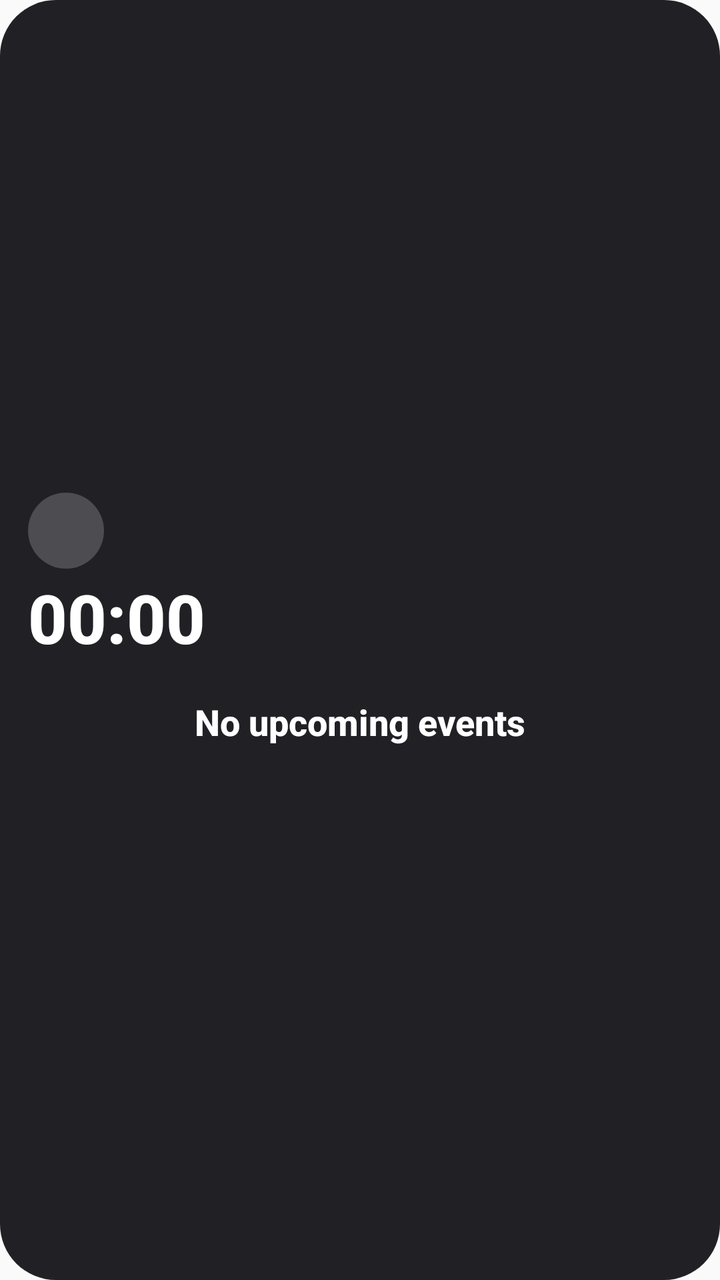
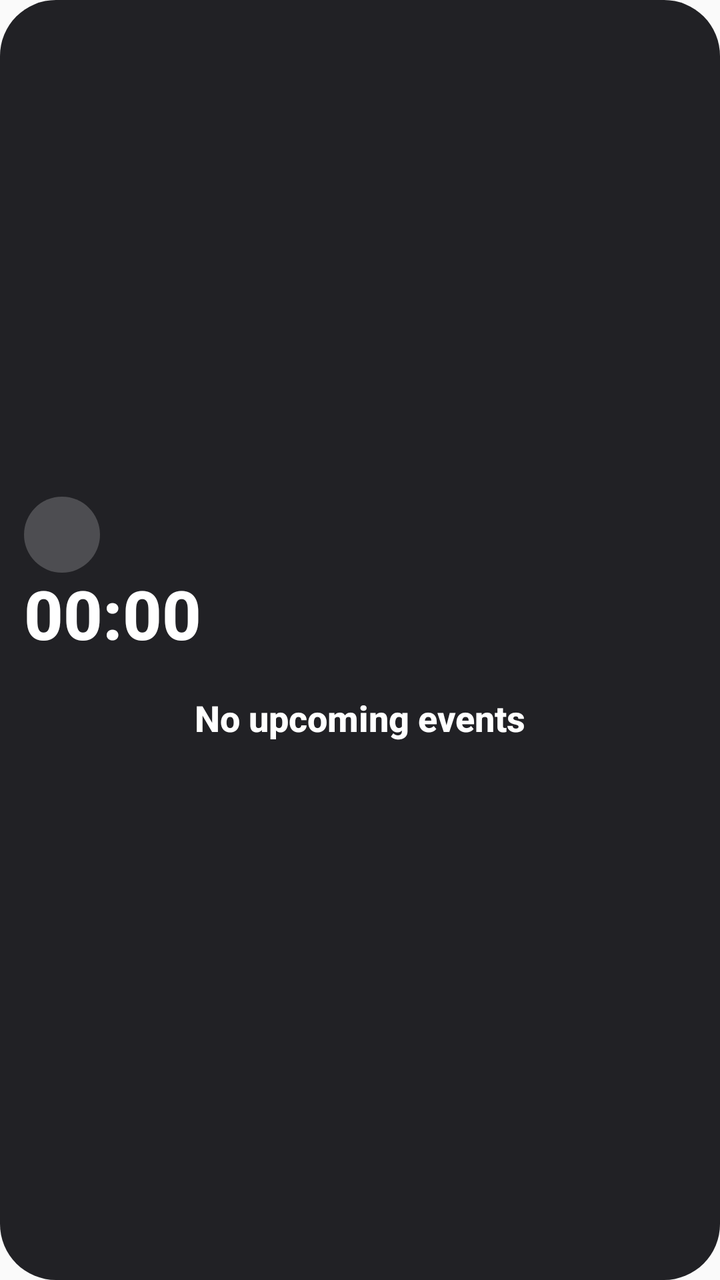

Two renders of the same Android screen: before a commit and after it. Below are the layout's source before the change and the commit's diff.
<!-- AndroidManifest.xml: application theme Theme.Clockdown -->
<!-- res/layout/widget.xml -->
<?xml version="1.0" encoding="utf-8"?>
<LinearLayout xmlns:android="http://schemas.android.com/apk/res/android"
    android:id="@+id/root"
    android:layout_width="match_parent"
    android:layout_height="match_parent"
    android:background="@drawable/widget_bg"
    android:gravity="center_vertical"
    android:orientation="vertical"
    android:padding="14dp">

    <LinearLayout
        android:layout_width="match_parent"
        android:layout_height="wrap_content"
        android:gravity="center_vertical"
        android:orientation="horizontal">

        <TextView
            android:id="@+id/emoji"
            android:layout_width="38dp"
            android:layout_height="38dp"
            android:background="@drawable/widget_badge_light"
            android:gravity="center"
            android:textSize="20sp" />

        <TextView
            android:id="@+id/name"
            android:layout_width="0dp"
            android:layout_height="wrap_content"
            android:layout_marginStart="10dp"
            android:layout_weight="1"
            android:ellipsize="end"
            android:fontFamily="sans-serif-medium"
            android:maxLines="2"
            android:textColor="@color/white"
            android:textSize="15sp"
            android:textStyle="bold" />
    </LinearLayout>

    <Chronometer
        android:id="@+id/chrono"
        android:layout_width="wrap_content"
        android:layout_height="wrap_content"
        android:layout_marginTop="6dp"
        android:fontFamily="sans-serif-medium"
        android:fontFeatureSettings="tnum"
        android:includeFontPadding="false"
        android:textColor="@color/white"
        android:textSize="34sp"
        android:textStyle="bold" />

    <TextView
        android:id="@+id/room"
        android:layout_width="match_parent"
        android:layout_height="wrap_content"
        android:layout_marginTop="2dp"
        android:ellipsize="end"
        android:fontFamily="sans-serif-medium"
        android:maxLines="1"
        android:textColor="#B0FFFFFF"
        android:textSize="12sp"
        android:textStyle="bold" />

    <TextView
        android:id="@+id/empty"
        android:layout_width="match_parent"
        android:layout_height="wrap_content"
        android:fontFamily="sans-serif-medium"
        android:gravity="center"
        android:text="No upcoming events"
        android:textColor="@color/white"
        android:textSize="18sp"
        android:textStyle="bold" />

    <TextView
        android:id="@+id/empty_sub"
        android:layout_width="match_parent"
        android:layout_height="wrap_content"
        android:layout_marginTop="4dp"
        android:ellipsize="end"
        android:gravity="center"
        android:maxLines="2"
        android:textColor="#B0FFFFFF"
        android:textSize="12sp" />
</LinearLayout>
<!-- resources referenced by this layout -->
<resources>
  <color name="white">#FFFFFFFF</color>
  <!-- drawable widget_badge_light (drawable) -->
  <?xml version="1.0" encoding="utf-8"?>
  <shape xmlns:android="http://schemas.android.com/apk/res/android" android:shape="oval">
      <solid android:color="#33FFFFFF" />
  </shape>
  <!-- drawable widget_bg (drawable) -->
  <?xml version="1.0" encoding="utf-8"?>
  <shape xmlns:android="http://schemas.android.com/apk/res/android">
      <solid android:color="#F0141418" />
      <corners android:radius="28dp" />
  </shape>
  <style name="Theme.Clockdown" parent="android:Theme.Material.Light.NoActionBar" />
</resources>

<!-- the commit's change to res/layout/widget.xml (unified diff, before → after) -->
@@ -6,7 +6,7 @@
     android:background="@drawable/widget_bg"
     android:gravity="center_vertical"
     android:orientation="vertical"
-    android:padding="14dp">
+    android:padding="12dp">
 
     <LinearLayout
         android:layout_width="match_parent"
@@ -36,17 +36,39 @@
             android:textStyle="bold" />
     </LinearLayout>
 
-    <Chronometer
-        android:id="@+id/chrono"
-        android:layout_width="wrap_content"
+    <LinearLayout
+        android:layout_width="match_parent"
         android:layout_height="wrap_content"
-        android:layout_marginTop="6dp"
-        android:fontFamily="sans-serif-medium"
-        android:fontFeatureSettings="tnum"
-        android:includeFontPadding="false"
-        android:textColor="@color/white"
-        android:textSize="34sp"
-        android:textStyle="bold" />
+        android:layout_marginTop="2dp"
+        android:gravity="center_vertical"
+        android:orientation="horizontal">
+
+        <Chronometer
+            android:id="@+id/chrono"
+            android:layout_width="0dp"
+                android:layout_weight="1"
+            android:layout_height="wrap_content"
+                    android:fontFamily="sans-serif-medium"
+            android:fontFeatureSettings="tnum"
+            android:includeFontPadding="false"
+            android:textColor="@color/white"
+            android:autoSizeMaxTextSize="34sp"
+                android:autoSizeMinTextSize="14sp"
+                android:autoSizeStepGranularity="1sp"
+                android:autoSizeTextType="uniform"
+                android:maxLines="1"
+                android:textSize="34sp"
+            android:textStyle="bold" />
+
+        <ImageView
+            android:id="@+id/progress_ring"
+            android:layout_width="40dp"
+            android:layout_height="40dp"
+            android:layout_marginStart="6dp"
+            android:contentDescription="@null"
+            android:scaleType="fitCenter"
+            android:visibility="gone" />
+    </LinearLayout>
 
     <TextView
         android:id="@+id/room"
@@ -55,10 +77,19 @@
         android:layout_marginTop="2dp"
         android:ellipsize="end"
         android:fontFamily="sans-serif-medium"
-        android:maxLines="1"
+        android:maxLines="2"
         android:textColor="#B0FFFFFF"
         android:textSize="12sp"
         android:textStyle="bold" />
+
+    <ImageView
+        android:id="@+id/progress_strip"
+        android:layout_width="match_parent"
+        android:layout_height="10dp"
+        android:layout_marginTop="5dp"
+        android:contentDescription="@null"
+        android:scaleType="fitXY"
+        android:visibility="gone" />
 
     <TextView
         android:id="@+id/empty"
